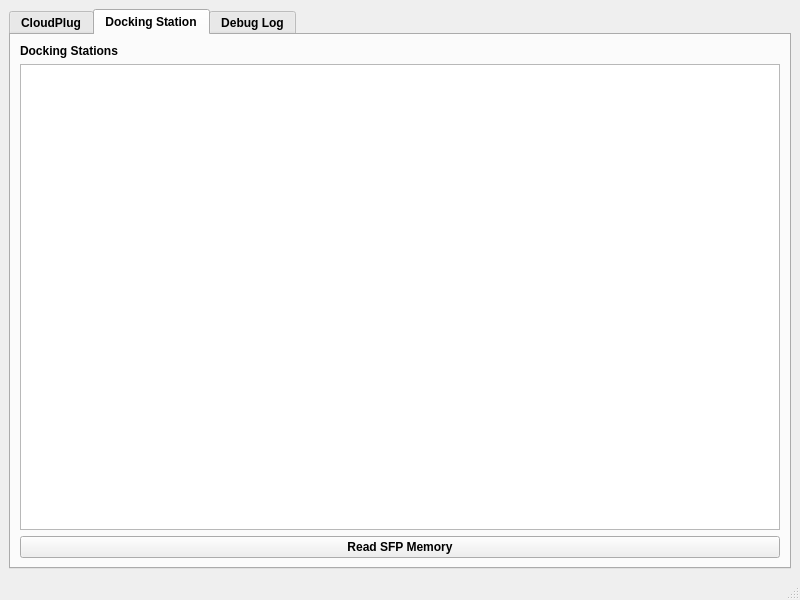
Qt form src/resources/ui_files/main.ui (CMillions/Cloudplug-Control) before a commit.
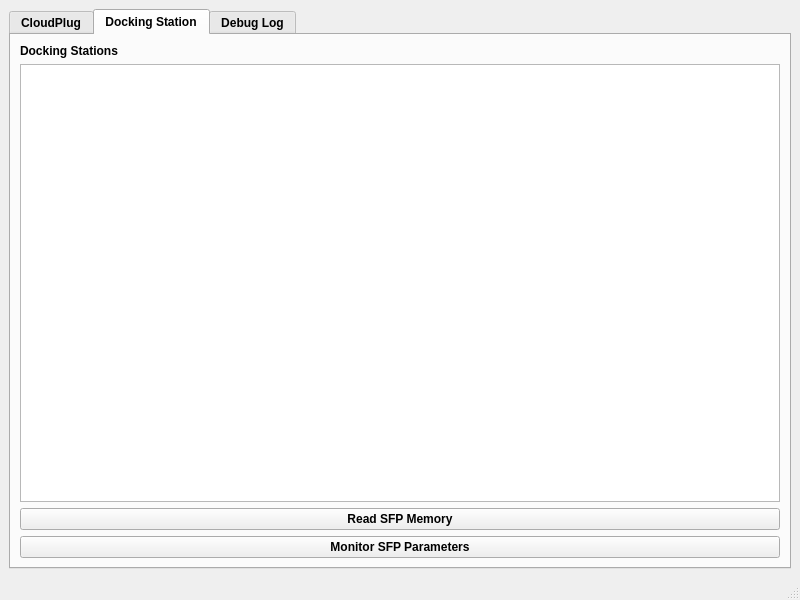
The same form after that commit. The open tabs and pages were chosen to show the change.

```diff
--- a/src/resources/ui_files/main.ui
+++ b/src/resources/ui_files/main.ui
@@ -206,6 +206,13 @@
           </property>
          </widget>
         </item>
+        <item row="3" column="0">
+         <widget class="QPushButton" name="monitorSfpButton">
+          <property name="text">
+           <string>Monitor SFP Parameters</string>
+          </property>
+         </widget>
+        </item>
        </layout>
       </widget>
       <widget class="QWidget" name="logTab">
```
